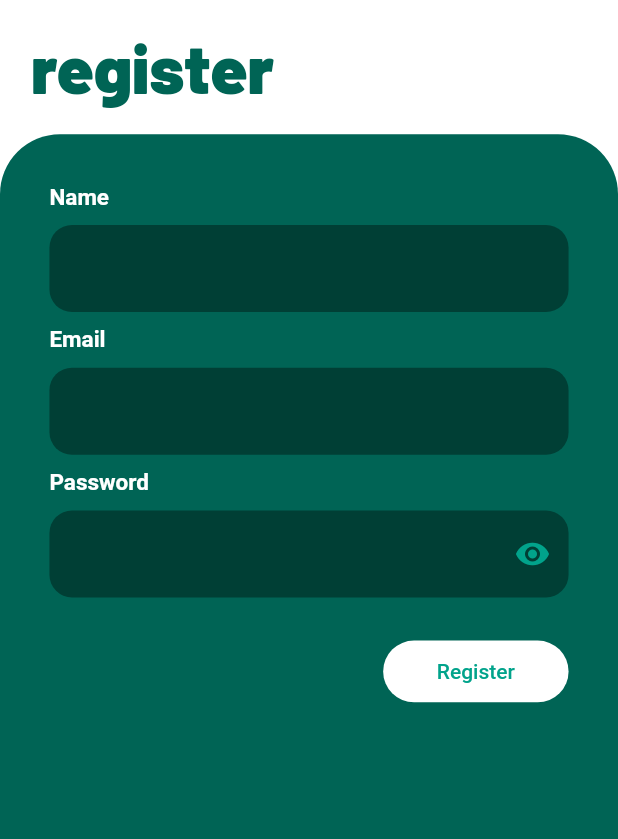
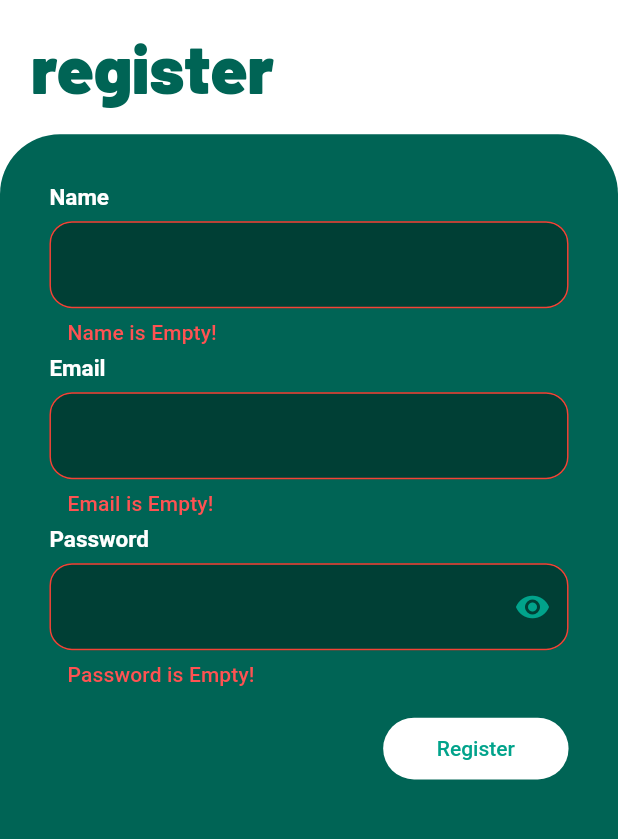
Before and after one commit to kfemilan/messaging-app, a Flutter app: the RegisterScreen screen opened directly, after a tap on "Register", on a phone screen of 412 x 824 dp, the part 197-1036 px from its top. Run offline on Flutter 3.47's test engine with Material 2 defaults, Android fonts, the phone set to English and light mode, and no system bars; our stand-ins replace cloud_firestore, firebase_auth, firebase_core, firebase_storage, image_picker; accounts and stored records are empty.

Commit message:
Added validation for signup and register

```diff
--- a/lib/models/Constants.dart
+++ b/lib/models/Constants.dart
@@ -32,6 +32,7 @@ ThemeData appTheme = ThemeData(
     headline3: TextStyle(color: primaryMedium, fontWeight: FontWeight.w700, fontSize: 20, fontFamily: 'Barlow'),
     headline1: TextStyle(color: primaryMedium, fontWeight: FontWeight.w900, fontSize: 45, fontFamily: 'Barlow'),
     bodyText2: TextStyle(color: secondary, fontSize: 15),
+    subtitle2: TextStyle(color: Colors.redAccent)
   ),
   primaryColorLight: primaryLight,
   primaryColor: primaryMedium,
--- a/lib/screens/confirm_create_screen.dart
+++ b/lib/screens/confirm_create_screen.dart
@@ -36,7 +36,7 @@ class _ConfirmCreateScreenState extends State<ConfirmCreateScreen> {
             icon: Icon(Icons.arrow_forward_ios_rounded),
             onPressed: () async {
               if(_gcName.text == ""){
-                // Create automatically generated name
+                _gcName.text = defaultGCName(finalSelected);
               }
               int successful = await createConversation(finalSelected, _gcName.text);
               if (successful == 1) {
--- a/lib/screens/register.dart
+++ b/lib/screens/register.dart
@@ -88,6 +88,7 @@ class _RegisterScreenState extends State<RegisterScreen> {
                           style: Theme.of(context).textTheme.headline6),
                       Spacer(),
                       TextFormField(
+                        validator: nameValidation,
                         textCapitalization: TextCapitalization.words,
                         textInputAction: TextInputAction.next,
                         controller: _name,
@@ -106,6 +107,11 @@ class _RegisterScreenState extends State<RegisterScreen> {
                             ),
                             borderRadius: BorderRadius.circular(15.0),
                           ),
+                          errorStyle: Theme.of(context).textTheme.subtitle2,
+                          errorBorder: OutlineInputBorder(
+                              borderSide:
+                                  BorderSide(width: 1, color: Colors.red),
+                              borderRadius: BorderRadius.circular(15.0)),
                         ),
                       ),
                       Spacer(),
@@ -113,6 +119,7 @@ class _RegisterScreenState extends State<RegisterScreen> {
                           style: Theme.of(context).textTheme.headline6),
                       Spacer(),
                       TextFormField(
+                        validator: emailValidation,
                         keyboardType: TextInputType.emailAddress,
                         textInputAction: TextInputAction.next,
                         controller: _email,
@@ -131,6 +138,11 @@ class _RegisterScreenState extends State<RegisterScreen> {
                             ),
                             borderRadius: BorderRadius.circular(15.0),
                           ),
+                          errorStyle: Theme.of(context).textTheme.subtitle2,
+                          errorBorder: OutlineInputBorder(
+                              borderSide:
+                                  BorderSide(width: 1, color: Colors.red),
+                              borderRadius: BorderRadius.circular(15.0)),
                         ),
                       ),
                       Spacer(),
@@ -138,6 +150,7 @@ class _RegisterScreenState extends State<RegisterScreen> {
                           style: Theme.of(context).textTheme.headline6),
                       Spacer(),
                       TextFormField(
+                        validator: passwordValidation,
                         controller: _password,
                         obscureText: hidePass,
                         style: Theme.of(context).textTheme.bodyText2,
@@ -169,6 +182,11 @@ class _RegisterScreenState extends State<RegisterScreen> {
                             ),
                             borderRadius: BorderRadius.circular(15.0),
                           ),
+                          errorStyle: Theme.of(context).textTheme.subtitle2,
+                          errorBorder: OutlineInputBorder(
+                              borderSide:
+                                  BorderSide(width: 1, color: Colors.red),
+                              borderRadius: BorderRadius.circular(15.0)),
                         ),
                       ),
                       Spacer(flex: 3),
@@ -183,8 +201,11 @@ class _RegisterScreenState extends State<RegisterScreen> {
                               child: TextButton(
                                 child: Text('Register'),
                                 onPressed: () async {
+                                  if (_formKey.currentState.validate()) {
                                     bool successful = await register(
-                                      _email.text, _password.text, _name.text);
+                                        _email.text,
+                                        _password.text,
+                                        _name.text);
                                     if (successful) {
                                       Navigator.pop(context);
                                       Navigator.pushReplacement(
@@ -192,6 +213,7 @@ class _RegisterScreenState extends State<RegisterScreen> {
                                           MaterialPageRoute(
                                               builder: (context) =>
                                                   HomeScreen()));
+                                    }
                                   }
                                 },
                               ),
@@ -210,6 +232,27 @@ class _RegisterScreenState extends State<RegisterScreen> {
       ),
     );
   }
+
+  String nameValidation(String value) {
+    if (value.isEmpty) {
+      return 'Name is Empty!';
+    }
+    return null;
   }
 
-class HomePage {}
+  String emailValidation(String value) {
+    if (value.isEmpty) {
+      return 'Email is Empty!';
+    }
+    return null;
+  }
+
+  String passwordValidation(String value) {
+    if (value.isEmpty) {
+      return 'Password is Empty!';
+    } else if (value.length < 6) {
+      return 'Password must be atleast 6 character!';
+    }
+    return null;
+  }
+}
```
Also changed, not shown: lib/models/Account.dart (+16 -0 lines), lib/screens/login.dart (+35 -4 lines). Lines whose indentation alone changed are shown as unchanged.
